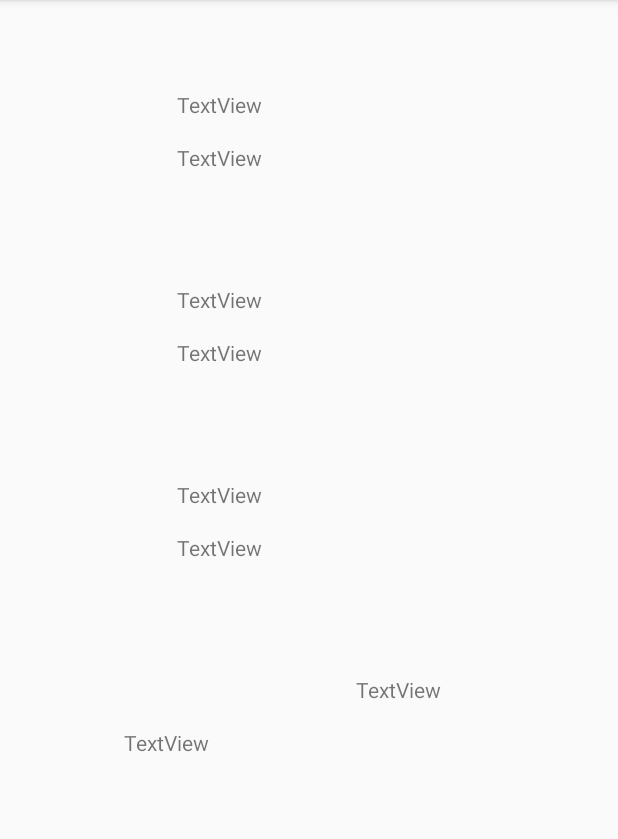
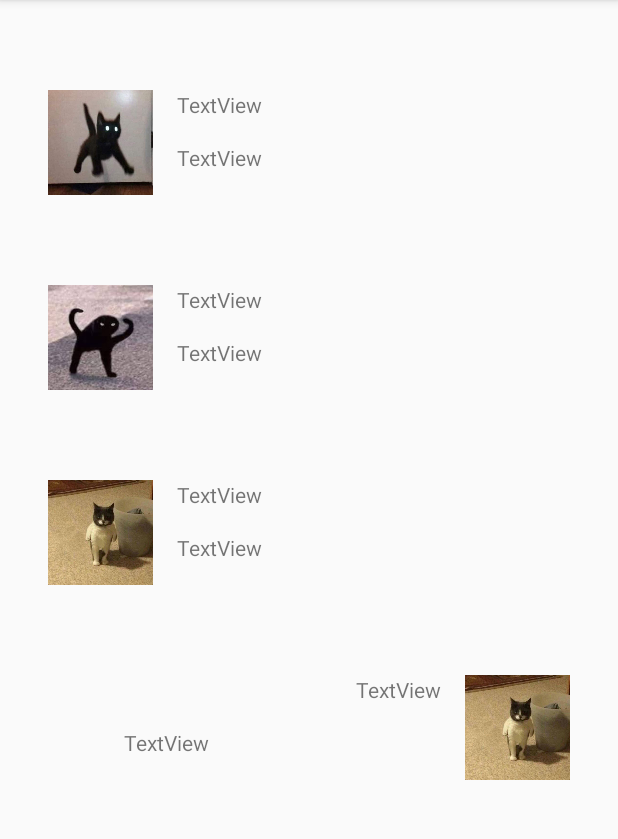
Before and after one commit to EllaChang/WhoIsTheSpy, an Android app: the screen it shows after launch (MainActivity), on a phone screen of 412 x 824 dp, the part 84-923 px from its top. Run offline under Robolectric (Android 15) with nearby library versions, the phone set to English and light mode, and no system bars; 5 statements that could not run were skipped.

```diff
--- a/app/src/main/res/layout/activity_main.xml
+++ b/app/src/main/res/layout/activity_main.xml
@@ -16,7 +16,7 @@
         android:layout_marginTop="60dp"
         app:layout_constraintStart_toStartOf="parent"
         app:layout_constraintTop_toTopOf="parent"
-        tools:srcCompat="@drawable/cat1" />
+        android:background="@drawable/cat1" />
 
     <ImageView
         android:id="@+id/imageView3"
@@ -27,7 +27,7 @@
         android:layout_marginTop="60dp"
         app:layout_constraintStart_toStartOf="parent"
         app:layout_constraintTop_toBottomOf="@+id/imageView"
-        tools:srcCompat="@drawable/cat2" />
+        android:background="@drawable/cat2" />
 
     <ImageView
         android:id="@+id/imageView4"
@@ -38,7 +38,7 @@
         android:layout_marginTop="60dp"
         app:layout_constraintStart_toStartOf="parent"
         app:layout_constraintTop_toBottomOf="@+id/imageView3"
-        tools:srcCompat="@drawable/cat3" />
+        android:background="@drawable/cat3" />
 
     <ImageView
         android:id="@+id/imageView7"
@@ -49,7 +49,7 @@
         android:layout_marginRight="32dp"
         app:layout_constraintEnd_toEndOf="parent"
         app:layout_constraintTop_toBottomOf="@+id/imageView4"
-        tools:srcCompat="@drawable/cat3" />
+        android:background="@drawable/cat3" />
 
     <TextView
         android:id="@+id/textView2"
```
Also changed, not shown: app/src/main/java/com/example/whoisthespy/MainActivity.java (+51 -7 lines), 5 other files.
